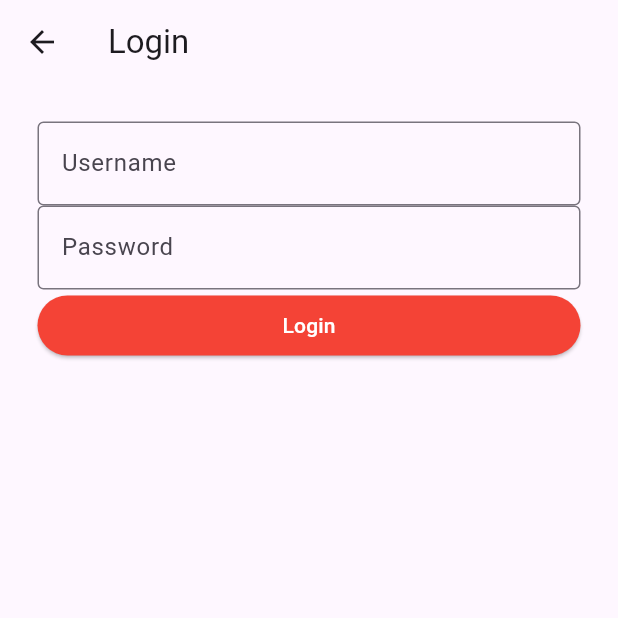
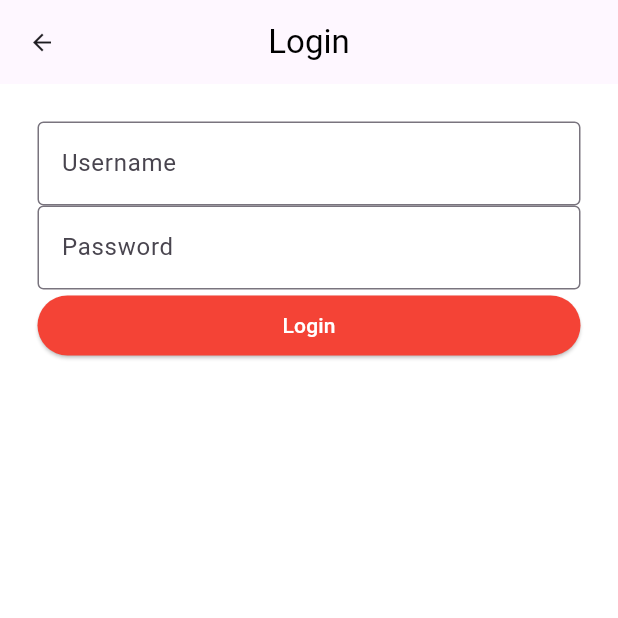
Before and after one commit to CoderBees-ITU/KanVer-Frontend, a Flutter app: the screen it shows after launch, after a tap on "Login", on a phone screen of 412 x 824 dp, the top half of it. Run offline on Flutter 3.47's test engine with Material 3 defaults, Android fonts, the phone set to English and light mode, and no system bars.

Commit message:
ui of blood request details page

```diff
--- a/lib/main.dart
+++ b/lib/main.dart
@@ -1,24 +1,32 @@
 import 'package:flutter/material.dart';
 import 'package:kanver/src/login/login.dart';
-
-// void main(){
-//   runApp(MaterialApp(
-//     home: MyApp()
-//   ));
-// }
+import 'package:kanver/src/request-details/requestDetails.dart';
 
 void main() {
   runApp(
     MaterialApp(
       title: 'KanVer',
-      // Start the app with the "/" named route. In this case, the app starts
-      // on the FirstScreen widget.
+      theme: ThemeData(
+        scaffoldBackgroundColor: Colors.white,
+        appBarTheme: AppBarTheme(
+          backgroundColor: Color(0xFFFEF7FF),
+          centerTitle: true,
+          iconTheme: IconThemeData(
+            color: Color(0xFF1D1B20),
+            size: 18, // Change the back icon size
+          ),
+          titleTextStyle: TextStyle(
+            fontSize: 22, // Başlık font boyutu
+            fontWeight: FontWeight.w400,
+            color: Colors.black,
+          ),
+        ),
+      ),
       initialRoute: '/',
       routes: {
-        // When navigating to the "/" route, build the FirstScreen widget.
         '/': (context) => MyApp(),
-        // When navigating to the "/second" route, build the SecondScreen widget.
-        '/login': (context) => Login()
+        '/login': (context) => Login(),
+        '/request-details': (context) => RequestDetails(),
       },
     ),
   );
@@ -32,7 +40,9 @@ class MyApp extends StatelessWidget {
         title: const Text('KanVer'),
       ),
       body: Center(
-        child: ElevatedButton(
+        child: ListView(
+          children: [
+            ElevatedButton(
               style: ElevatedButton.styleFrom(
                 backgroundColor: Colors.red,
                 foregroundColor: Colors.white,
@@ -40,7 +50,20 @@ class MyApp extends StatelessWidget {
               onPressed: () {
                 Navigator.pushNamed(context, '/login');
               },
-            child: Text("Login")),
+              child: Text("Login"),
+            ),
+            ElevatedButton(
+              style: ElevatedButton.styleFrom(
+                backgroundColor: Colors.red,
+                foregroundColor: Colors.white,
+              ),
+              onPressed: () {
+                Navigator.pushNamed(context, '/request-details');
+              },
+              child: Text("Request Details"),
+            ),
+          ],
+        ),
       ),
     );
   }
```
Also changed, not shown: lib/src/request-details/requestDetails.dart (added, +97 -0 lines), lib/src/widgets/requestDetailCard.dart (added, +71 -0 lines). Lines whose indentation alone changed are shown as unchanged.
